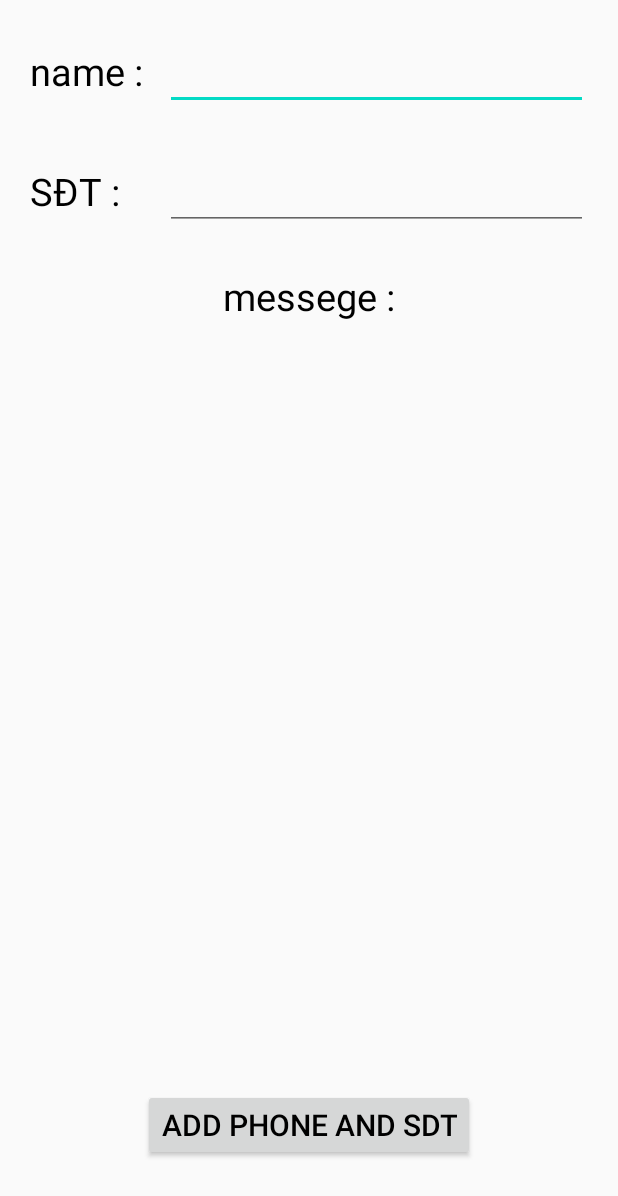
After one commit to nguyenchien1912/AndroidKnowledge, an Android app: the IntentActivity screen opened directly, with no data from a screen before it, on a phone screen of 412 x 824 dp. The commit adds this screen. Shown: the top 1196 px of the screen. Run offline under Robolectric (Android 15) with nearby library versions, the phone set to English and light mode, and no system bars; our stand-ins replace ButterKnife.

Commit message:
intent send and return data

```diff
--- a/app/src/main/AndroidManifest.xml
+++ b/app/src/main/AndroidManifest.xml
@@ -34,6 +34,10 @@
             tools:ignore="LockedOrientationActivity"/>
 
         <activity android:name=".TabHost.TabHostActivity"/>
+
+        <activity android:name=".Intent.IntentActivity"/>
+        <activity android:name=".Intent.DataActivity"/>
+
     </application>
 
 </manifest>
--- /dev/null
+++ b/app/src/main/java/com/example/androidknowledge/Intent/IntentActivity.java
@@ -0,0 +1,69 @@
+package com.example.androidknowledge.Intent;
+
+import android.content.Intent;
+import android.view.View;
+import android.widget.Button;
+import android.widget.EditText;
+import android.widget.TextView;
+
+import com.example.androidknowledge.BaseActivity;
+import com.example.androidknowledge.R;
+
+import butterknife.BindView;
+
+import static com.example.androidknowledge.constant.REQUESTCODE;
+import static com.example.androidknowledge.constant.RESULTCODE;
+import static com.example.androidknowledge.constant.RETURNDATA;
+import static com.example.androidknowledge.constant.SENDDATA;
+
+public class IntentActivity extends BaseActivity {
+    @BindView(R.id.name_intent)
+    EditText name;
+
+    @BindView(R.id.sdt_intent)
+    EditText sdt;
+
+    @BindView(R.id.showmessage)
+    TextView showmessege;
+
+    @BindView(R.id.btn_sendinfo)
+    Button btnSend;
+
+    @Override
+    protected int getLayoutRes() {
+        return R.layout.activity_intent_send_data;
+    }
+
+    @Override
+    protected void setupListener() {
+
+    }
+
+    @Override
+    protected void populateData() {
+        SendInfo();
+    }
+
+    private void SendInfo() {
+        btnSend.setOnClickListener(new View.OnClickListener() {
+            @Override
+            public void onClick(View v) {
+                User user = new User(name.getText().toString(),sdt.getText().toString());
+                Intent intent = new Intent();
+                intent.setClass(IntentActivity.this,DataActivity.class);
+                intent.putExtra(SENDDATA,user);
+                startActivityForResult(intent,REQUESTCODE);
+            }
+        });
+    }
+    @Override
+    protected void onActivityResult(int requestCode, int resultCode, Intent data)
+    {
+        super.onActivityResult(requestCode,resultCode,data);
+        if(requestCode == REQUESTCODE && resultCode == RESULTCODE)
+        {
+            String s = data.getStringExtra(RETURNDATA);
+            showmessege.setText(s);
+        }
+    }
+}
--- a/app/src/main/java/com/example/androidknowledge/constant.java
+++ b/app/src/main/java/com/example/androidknowledge/constant.java
@@ -1,5 +1,8 @@
 package com.example.androidknowledge;
 
 public class constant {
-
+    public static final String SENDDATA = "danhba";
+    public static final String RETURNDATA = "messege";
+    public static final int RESULTCODE = 2020;
+    public static final int REQUESTCODE= 1912;
 }
--- /dev/null
+++ b/app/src/main/res/layout/activity_intent_send_data.xml
@@ -0,0 +1,78 @@
+<?xml version="1.0" encoding="utf-8"?>
+<RelativeLayout
+    android:layout_width="match_parent"
+    android:layout_height="match_parent"
+    xmlns:android="http://schemas.android.com/apk/res/android">
+    <TextView
+        android:text="name :"
+        android:layout_alignParentStart="true"
+        android:layout_alignParentTop="true"
+        android:layout_marginStart="20dp"
+        android:layout_marginTop="30dp"
+        android:textSize="25sp"
+        android:textColor="#000"
+        android:layout_width="wrap_content"
+        android:layout_height="wrap_content"/>
+    <TextView
+        android:text="SĐT :"
+        android:layout_alignParentStart="true"
+        android:layout_alignParentTop="true"
+        android:layout_marginStart="20dp"
+        android:layout_marginTop="110dp"
+        android:textSize="25sp"
+        android:textColor="#000"
+        android:layout_width="wrap_content"
+        android:layout_height="wrap_content"/>
+    <EditText
+        android:id="@+id/name_intent"
+        android:layout_alignParentTop="true"
+        android:layout_alignParentStart="true"
+        android:layout_marginTop="25dp"
+        android:layout_marginStart="110dp"
+        android:layout_marginEnd="20dp"
+        android:textSize="20sp"
+        android:textColor="#000"
+        android:layout_width="match_parent"
+        android:layout_height="wrap_content"/>
+    <EditText
+        android:id="@+id/sdt_intent"
+        android:layout_alignParentTop="true"
+        android:layout_alignParentStart="true"
+        android:layout_marginTop="105dp"
+        android:layout_marginStart="110dp"
+        android:layout_marginEnd="20dp"
+        android:textSize="20sp"
+        android:textColor="#000"
+        android:layout_width="match_parent"
+        android:layout_height="wrap_content"
+        android:inputType="phone"/>
+    <TextView
+        android:text="messege :"
+        android:layout_centerHorizontal="true"
+        android:layout_marginTop="180dp"
+        android:textSize="25sp"
+        android:textColor="#000"
+        android:layout_width="wrap_content"
+        android:layout_height="wrap_content"/>
+    <TextView
+        android:id="@+id/showmessage"
+        android:layout_alignParentStart="true"
+        android:layout_alignParentTop="true"
+        android:layout_marginStart="30dp"
+        android:layout_marginTop="230dp"
+        android:textSize="25sp"
+        android:textColor="#FFEB3B"
+        android:layout_width="wrap_content"
+        android:layout_height="wrap_content"/>
+
+    <Button
+        android:id="@+id/btn_sendinfo"
+        android:layout_width="wrap_content"
+        android:layout_height="wrap_content"
+        android:layout_alignParentBottom="true"
+        android:layout_centerHorizontal="true"
+        android:layout_marginBottom="50dp"
+        android:text="add phone and sdt"
+        android:textColor="#000"
+        android:textSize="20sp" />
+</RelativeLayout>
--- a/app/src/main/res/layout/activity_view_advanced.xml
+++ b/app/src/main/res/layout/activity_view_advanced.xml
@@ -42,7 +42,7 @@
         android:layout_height="wrap_content"
         android:layout_alignParentTop="true"
         android:layout_marginTop="310dp"
-        android:text="tabhost manager account" />
+        android:text="tabhost" />
     <Button
         android:id="@+id/tablayout"
         android:layout_centerHorizontal="true"
```
Also changed, not shown: app/src/main/java/com/example/androidknowledge/Intent/DataActivity.java (added, +68 -0 lines), app/src/main/java/com/example/androidknowledge/Intent/User.java (added, +38 -0 lines), app/src/main/java/com/example/androidknowledge/MainActivity.java (+15 -0 lines), app/src/main/res/layout/activity_intent_take_return_data.xml (added, +39 -0 lines), app/src/main/res/layout/activity_main.xml (+11 -1 lines).
